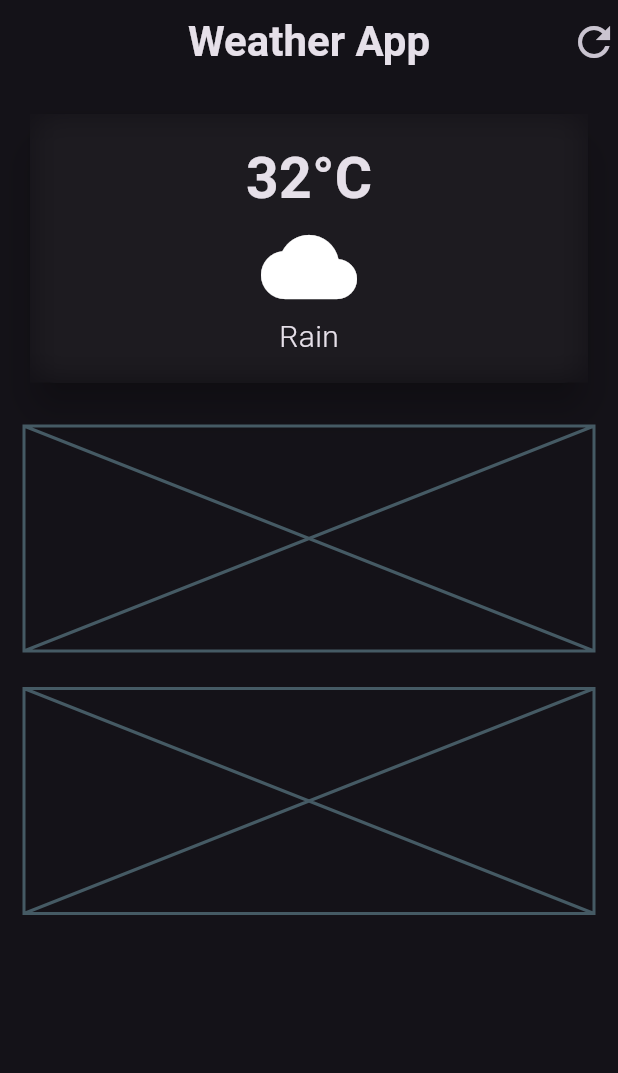
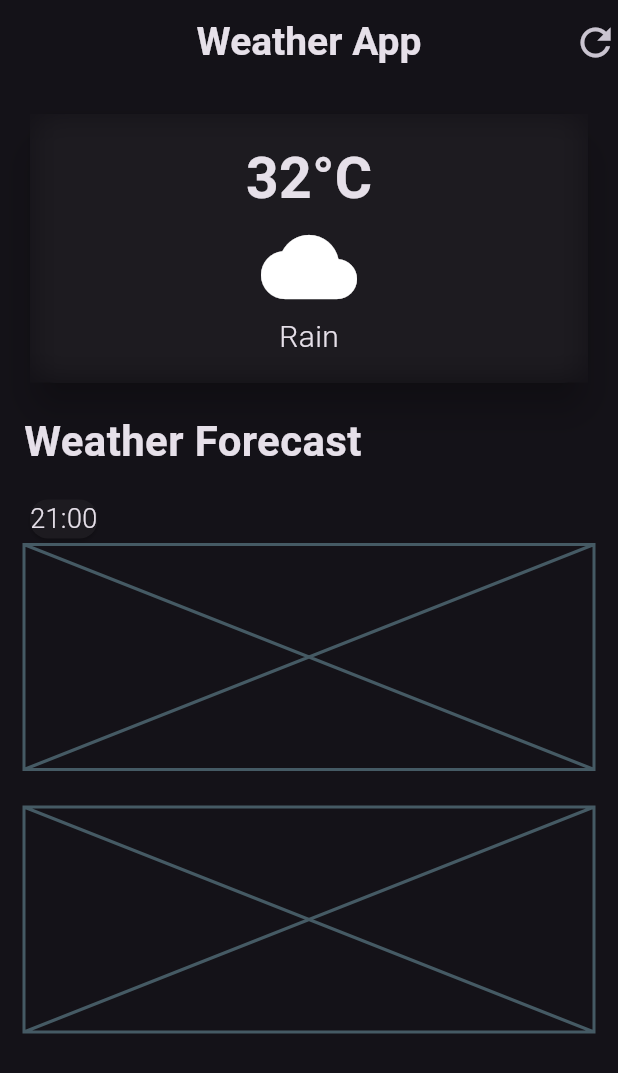
Before and after one commit to WebX-Divin/weather_app, a Flutter app: the screen it shows after launch, on a phone screen of 412 x 824 dp. Shown: the top 1073 px of the screen. Run offline on Flutter 3.47's test engine with Material 3 defaults, Android fonts, the phone set to English and light mode, and no system bars.

Commit message:
UI Added

```diff
--- a/lib/weather_screen.dart
+++ b/lib/weather_screen.dart
@@ -1,5 +1,4 @@
 import 'dart:ui';
-
 import 'package:flutter/material.dart';
 
 class WeatherScreen extends StatelessWidget {
@@ -13,7 +12,7 @@ class WeatherScreen extends StatelessWidget {
         title: const Text(
           'Weather App',
           style: TextStyle(
-            fontSize: 28,
+            fontSize: 26,
             fontWeight: FontWeight.bold,
           ),
         ),
@@ -21,7 +20,7 @@ class WeatherScreen extends StatelessWidget {
         actions: [
           GestureDetector(
             child: const Icon(Icons.refresh,
-            size: 32
+            size: 30
             ),
           )
         ],
@@ -75,8 +74,37 @@ class WeatherScreen extends StatelessWidget {
                 ),
               ),
             ),
-            const SizedBox(height: 25),
+            const SizedBox(height: 15),
             //secondary card
+            const Align(
+              alignment: Alignment.centerLeft,
+              child: Text(
+                'Weather Forecast',
+                style: TextStyle(
+                  fontSize: 28,
+                  fontWeight: FontWeight.bold,
+                ),
+              ),
+            ),
+            const SizedBox(height: 15),
+            const Row(
+              children: [
+                SizedBox(
+                  child: Card(
+                    child: Column(
+                      children: [
+                        Text('21:00',
+                        style: TextStyle(
+                          fontSize: 18,
+                          fontWeight: FontWeight.w300,
+                        ),
+                        ),
+                      ],
+                    ),
+                  ),
+                ),
+              ],
+            ),
             const Placeholder(
               fallbackHeight: 150,
             ),
```
